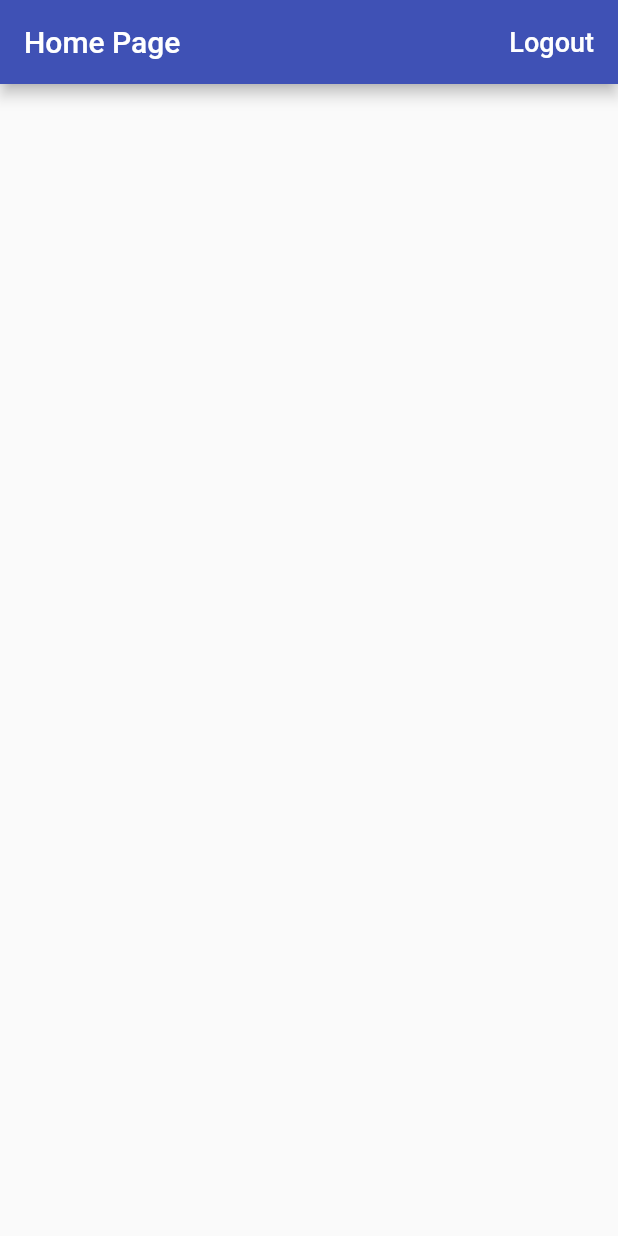
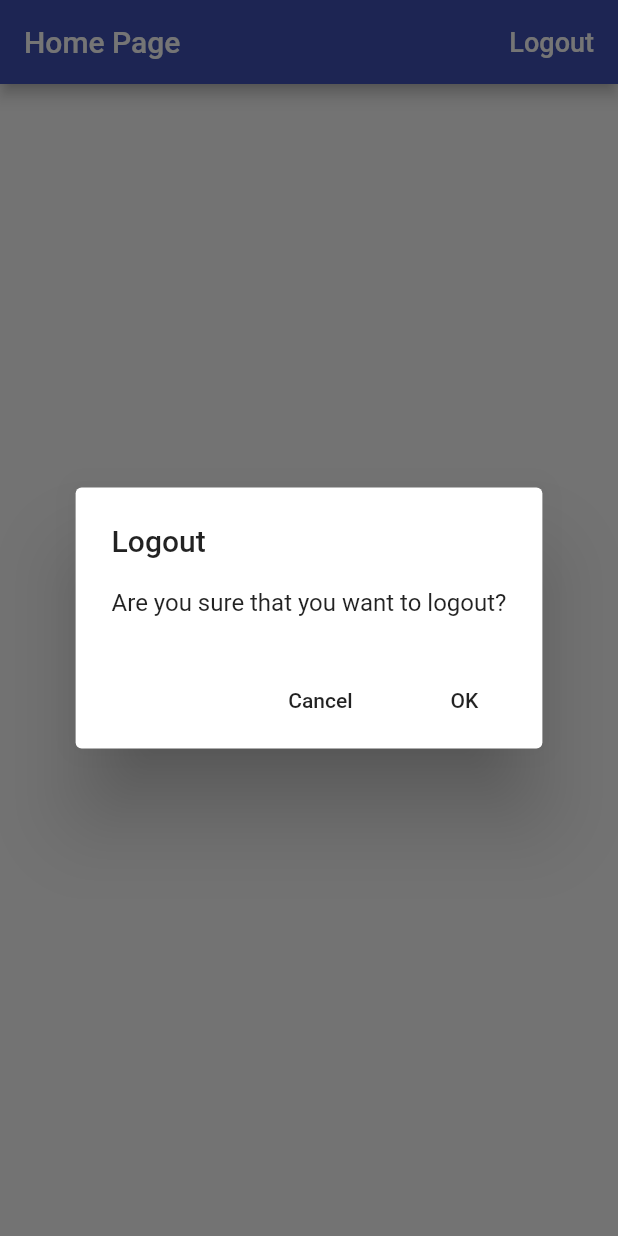
Before and after one commit to kpc25459/andrea, a Flutter app: the screen it shows once a user with an empty profile is signed in, after a tap on "Logout", on a phone screen of 412 x 824 dp. Run offline on Flutter 3.47's test engine with Material 2 defaults, Android fonts, the phone set to English and light mode, and no system bars; our stand-ins replace firebase_auth, firebase_core, google_sign_in; accounts and stored records are empty.

Commit message:
wprowadzanie okienek dialogowych

```diff
--- a/lib/app/home_page.dart
+++ b/lib/app/home_page.dart
@@ -1,17 +1,31 @@
+import 'package:andrea/common_widgets/show_alert_dialog.dart';
 import 'package:andrea/services/auth.dart';
 import 'package:flutter/material.dart';
 
 class HomePage extends StatelessWidget {
   final AuthBase auth;
 
-  const HomePage({Key key, @required this.auth})
-      : super(key: key);
+  const HomePage({Key key, @required this.auth}) : super(key: key);
 
   Future<void> _signOut() async {
     try {
       await auth.signOut();
     } catch (e) {
       print(e.toString());
+    }
+  }
+
+  Future<void> _confirmSignOut(BuildContext context) async {
+    final didRequestSignOut = await showAlertDialog(
+      context,
+      title: 'Logout',
+      content: 'Are you sure that you want to logout?',
+      defaultActionText: 'OK',
+      cancelActionText: 'Cancel',
+    );
+
+    if (didRequestSignOut == true) {
+      _signOut();
     }
   }
 
@@ -29,7 +43,7 @@ class HomePage extends StatelessWidget {
                 color: Colors.white,
               ),
             ),
-            onPressed: _signOut,
+            onPressed: () => _confirmSignOut(context),
           )
         ],
       ),
--- /dev/null
+++ b/lib/common_widgets/show_alert_dialog.dart
@@ -0,0 +1,54 @@
+import 'dart:io';
+
+import 'package:flutter/cupertino.dart';
+import 'package:flutter/material.dart';
+
+/// Metoda może zwrócić true, false lub null jeśli użyjemy strzałki Wstecz
+Future<bool> showAlertDialog(
+  BuildContext context, {
+  @required String title,
+  @required String content,
+  String cancelActionText,
+  @required String defaultActionText,
+}) {
+  if (!Platform.isIOS) {
+    return showDialog(
+        context: context,
+        //barrierDismissible: false,
+        builder: (context) {
+          return AlertDialog(
+            title: Text(title),
+            content: Text(content),
+            actions: [
+              if (cancelActionText != null)
+                FlatButton(
+                    onPressed: () => Navigator.of(context).pop(false),
+                    child: Text(cancelActionText)),
+              FlatButton(
+                child: Text(defaultActionText),
+                onPressed: () => Navigator.of(context).pop(true),
+              )
+            ],
+          );
+        });
+  } else {
+    return showCupertinoDialog(
+        context: context,
+        builder: (context) {
+          return CupertinoAlertDialog(
+            title: Text(title),
+            content: Text(content),
+            actions: [
+              if (cancelActionText != null)
+                CupertinoDialogAction(
+                    onPressed: () => Navigator.of(context).pop(false),
+                    child: Text(cancelActionText)),
+              CupertinoDialogAction(
+                child: Text(defaultActionText),
+                onPressed: () => Navigator.of(context).pop(true),
+              )
+            ],
+          );
+        });
+  }
+}
```
Also changed, not shown: lib/app/sign_in/email_sign_in_form.dart (+7 -1 lines), 1 other file.
